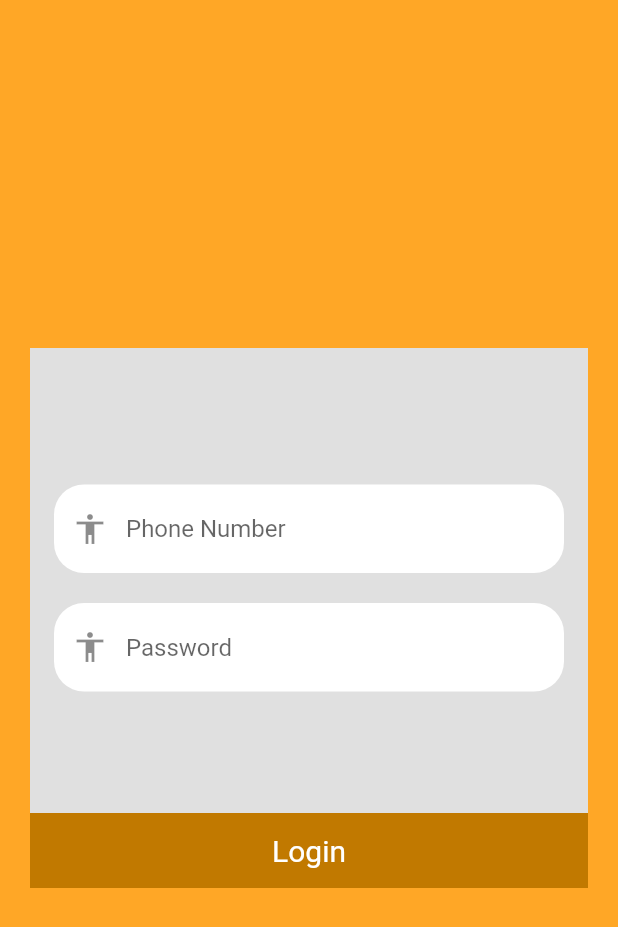
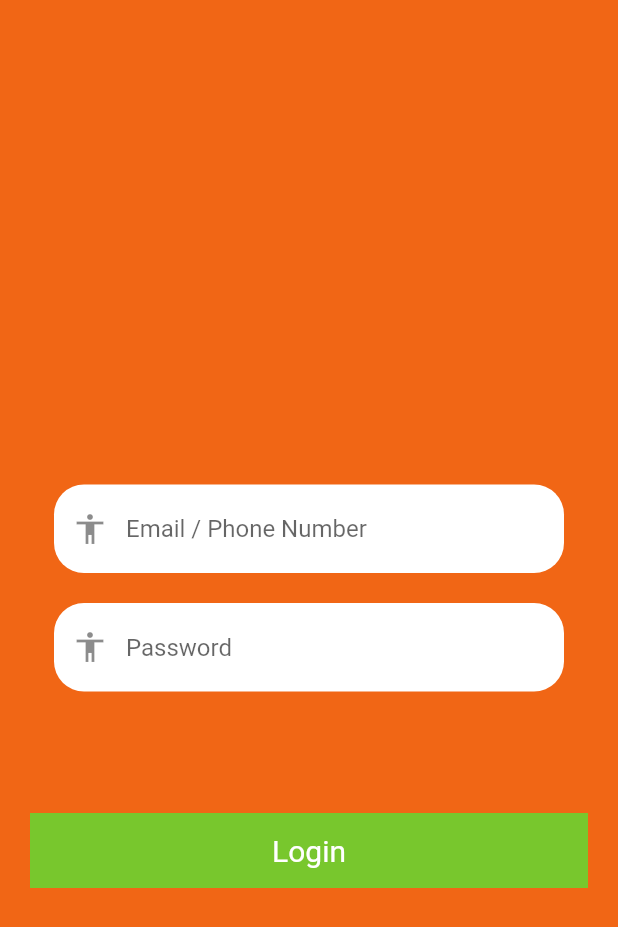
Before and after one commit to Rec0iL99/grocy, a Flutter app: the LoginScreen screen opened directly, on a phone screen of 412 x 824 dp. Shown: the top 927 px of the screen. Run offline on Flutter 3.47's test engine with Material 2 defaults, Android fonts, the phone set to English and light mode, and no system bars.

Commit message:
ListView added successfully to error in Inventory Display Page, changed design of login page.

```diff
--- a/lib/login_screen.dart
+++ b/lib/login_screen.dart
@@ -7,13 +7,13 @@ class LoginScreen extends StatefulWidget {
 
 class _LoginScreenState extends State<LoginScreen> {
 
-  Color buttonColor = Color(0xffc17900);
+  Color buttonColor = Color(0xFF78C72D);
   final _email = TextEditingController();
   final _password = TextEditingController();
-  Color bgColor = Color(0xFFFFA726);
+  Color bgColor = Color(0xFFF16615);
   Color fieldColor = Color(0xff80e27e);
 
-  Color boxColor = Color(0xffE4E3E3);
+  Color boxColor = Color(0xFFF16615);
 
   @override
   Widget build(BuildContext context) {
@@ -28,7 +28,7 @@ class _LoginScreenState extends State<LoginScreen> {
               height: 360.0,
               child: DecoratedBox(
                 decoration: BoxDecoration(
-                  color: Colors.grey[300],
+                  color: Color(0xFFF16615),
                 ),
                 child: Column(
                   mainAxisAlignment: MainAxisAlignment.end,
@@ -56,7 +56,7 @@ class _LoginScreenState extends State<LoginScreen> {
                                       borderRadius: BorderRadius.all(
                                           Radius.circular(20))),
                                   prefixIcon: Icon(Icons.accessibility),
-                                  hintText: "Phone Number",
+                                  hintText: "Email / Phone Number",
                                   filled: true,
                                   fillColor: Colors.white),
                             ),
--- a/lib/main.dart
+++ b/lib/main.dart
@@ -16,7 +16,7 @@ class MyApp extends StatelessWidget {
       theme: ThemeData(
         primaryColor: Colors.orange,
       ),
-      home: (ShopsNearBy()),
+      home: (ShopInventoryScreen()),
     );
   }
 }
```
Also changed, not shown: lib/shop_inventory_screen.dart (+44 -8 lines).
